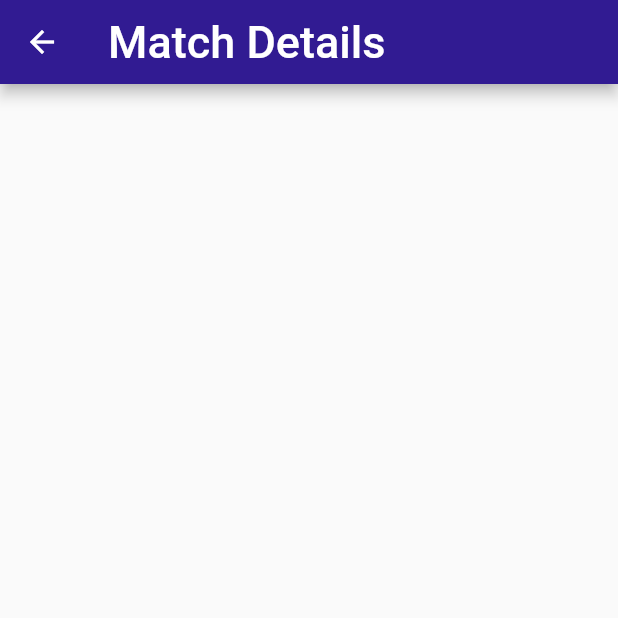
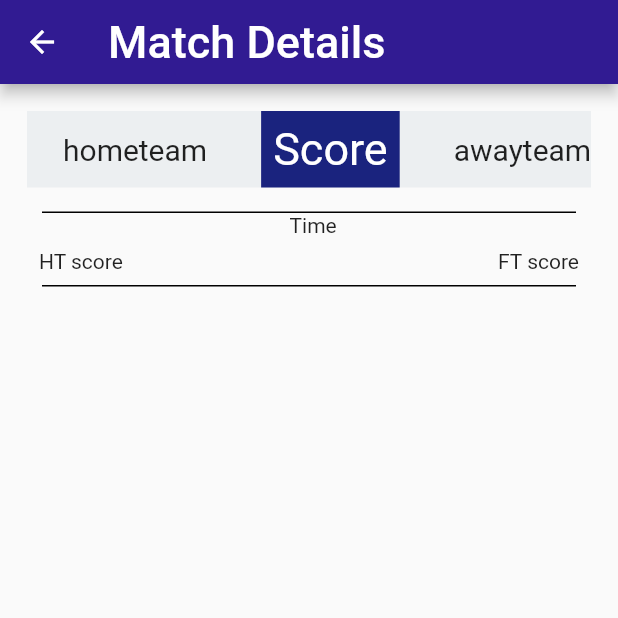
Before and after one commit to Usuwana/DailyFootballMatchView, a Flutter app: the FixtureDetails screen opened directly, on a phone screen of 412 x 824 dp, the top half of it. Run offline on Flutter 3.47's test engine with Material 2 defaults, Android fonts, the phone set to English and light mode, and no system bars; our stand-ins replace shimmer.

Commit message:
More fixture detail stuff

```diff
--- a/lib/Data/fixtureDetails_screen.dart
+++ b/lib/Data/fixtureDetails_screen.dart
@@ -1,15 +1,16 @@
 import 'package:flutter/material.dart';
+import 'package:football_app/fixturedetails.dart';
 
-class LiveFixturesScreen extends StatefulWidget {
+class FixtureDetailsScreen extends StatefulWidget {
   @override
-  _LiveFixturesScreenState createState() => _LiveFixturesScreenState();
+  _FixtureDetailsScreenState createState() => _FixtureDetailsScreenState();
 }
 
-class _LiveFixturesScreenState extends State<LiveFixturesScreen> {
+class _FixtureDetailsScreenState extends State<FixtureDetailsScreen> {
   @override
   Widget build(BuildContext context) {
     return Container(
-      child: ,
+      child: FixtureDetails(),
     );
   }
 }
--- a/lib/fixturedetails.dart
+++ b/lib/fixturedetails.dart
@@ -1,4 +1,5 @@
 import 'package:flutter/material.dart';
+import 'package:flutter/widgets.dart';
 import 'package:football_app/Data/match.dart';
 
 class FixtureDetails extends StatefulWidget {
@@ -20,6 +21,72 @@ class _FixtureDetailsState extends State<FixtureDetails> {
                 fontSize: 30.0)
         ),
       ),
+      body: Container(
+        child: Padding(
+          padding: const EdgeInsets.all(18.0),
+          child: Column(
+            children: [
+              Container(
+                color: Colors.blueGrey[50],
+                child: Row(
+                  children: <Widget>[
+                    Padding(padding: const EdgeInsets.all(12.0)),
+                    Text('hometeam', style: TextStyle(fontSize: 20.0),),
+                    Padding(padding: const EdgeInsets.all(18.0)),
+                    Container(
+                      color: Colors.indigo[900],
+                        child: Padding(
+                          padding: const EdgeInsets.all(8.0),
+                          child: Text('Score', style: TextStyle(fontSize: 30.0, color: Colors.white),),
+                        )),
+                    Padding(padding: const EdgeInsets.all(18.0)),
+                    Text('awayteam', style: TextStyle(fontSize: 20.0),),
+                  ],
+                ),
+              ),
+              Padding(padding: const EdgeInsets.all(8.0)),
+              Padding(
+                padding:EdgeInsets.symmetric(horizontal:10.0),
+                child:Container(
+                  height:1.0,
+                  width:430.0,
+                  color:Colors.black,),
+              ),
+              Row(
+                children: <Widget>[
+                  Padding(
+                    padding: const EdgeInsets.only(left:175.0),
+                    child: Text('Time'),
+                  ),
+                ],
+              ),
+              Padding(
+                padding: const EdgeInsets.all(8.0),
+                child: Row(
+                  children: <Widget>[
+                    Text('HT score'),
+                    Spacer(),
+                    Text('FT score'),
+                  ],
+                ),
+              ),
+              Padding(
+                padding:EdgeInsets.symmetric(horizontal:10.0),
+                child:Container(
+                  height:1.0,
+                  width:430.0,
+                  color:Colors.black,),
+              ),
+              Row(
+                children: <Widget>[
+
+                  Spacer(),
+                ],
+              ),
+            ],
+          ),
+        ),
+      ),
     );
   }
 }
--- a/lib/main.dart
+++ b/lib/main.dart
@@ -1,17 +1,19 @@
 import 'package:flutter/material.dart';
 import 'package:football_app/today_fixtures.dart';
 import 'package:football_app/first_screen.dart';
+import'package:football_app/Data/fixtureDetails_screen.dart';
 import 'package:football_app/Data/livefixtures_screen.dart';
+
 
 void main() {
   runApp(MaterialApp(
     debugShowCheckedModeBanner: false,
-    initialRoute: '/',
+    initialRoute: '/details',
     routes: {
       '/': (context) => FirstScreen(),
       '/upcoming': (context) => TodayFixtures(),
       '/live': (context) => LiveFixturesScreen(),
-
+      '/details': (context) => FixtureDetailsScreen(),
     },
   ));
 }
```
